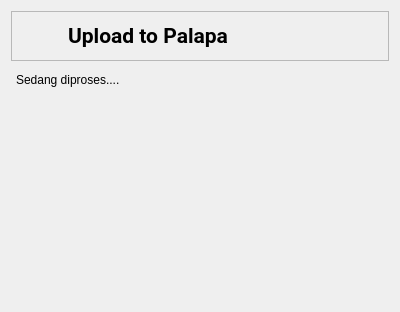
The window that ui/report_dialog.ui (sandynagara/Palapa) describes before a commit, drawn with Qt 5.
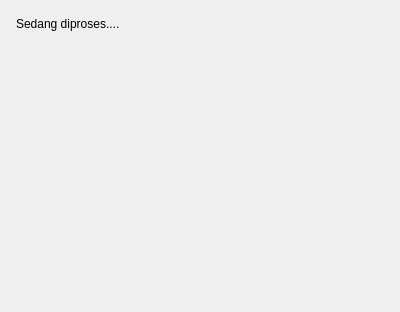
The same window after the commit. Icons and pictures are not drawn.

Diff of the .ui file:
```diff
--- a/ui/report_dialog.ui
+++ b/ui/report_dialog.ui
@@ -14,89 +14,6 @@
    <string>Report</string>
   </property>
   <layout class="QVBoxLayout" name="verticalLayout_2">
-   <item>
-    <widget class="QFrame" name="frame">
-     <property name="maximumSize">
-      <size>
-       <width>16777215</width>
-       <height>50</height>
-      </size>
-     </property>
-     <property name="frameShape">
-      <enum>QFrame::StyledPanel</enum>
-     </property>
-     <property name="frameShadow">
-      <enum>QFrame::Raised</enum>
-     </property>
-     <layout class="QHBoxLayout" name="horizontalLayout">
-      <property name="leftMargin">
-       <number>0</number>
-      </property>
-      <property name="topMargin">
-       <number>0</number>
-      </property>
-      <property name="rightMargin">
-       <number>0</number>
-      </property>
-      <property name="bottomMargin">
-       <number>0</number>
-      </property>
-      <item>
-       <widget class="QLabel" name="label_2">
-        <property name="minimumSize">
-         <size>
-          <width>50</width>
-          <height>50</height>
-         </size>
-        </property>
-        <property name="styleSheet">
-         <string notr="true">image: url(:/plugins/StylePalapa/420px-Badan_Informasi_Geospasial_logo.png);</string>
-        </property>
-        <property name="text">
-         <string/>
-        </property>
-        <property name="alignment">
-         <set>Qt::AlignRight|Qt::AlignTrailing|Qt::AlignVCenter</set>
-        </property>
-       </widget>
-      </item>
-      <item>
-       <widget class="QLabel" name="label">
-        <property name="font">
-         <font>
-          <family>Roboto</family>
-          <pointsize>16</pointsize>
-          <weight>75</weight>
-          <bold>true</bold>
-         </font>
-        </property>
-        <property name="text">
-         <string>Upload to Palapa</string>
-        </property>
-        <property name="alignment">
-         <set>Qt::AlignCenter</set>
-        </property>
-        <property name="margin">
-         <number>10</number>
-        </property>
-       </widget>
-      </item>
-      <item>
-       <spacer name="horizontalSpacer">
-        <property name="orientation">
-         <enum>Qt::Horizontal</enum>
-        </property>
-        <property name="sizeHint" stdset="0">
-         <size>
-          <width>40</width>
-          <height>20</height>
-         </size>
-        </property>
-       </spacer>
-      </item>
-     </layout>
-    </widget>
-   </item>
    <item>
     <widget class="QLabel" name="label_statusbase2">
      <property name="minimumSize">
```
